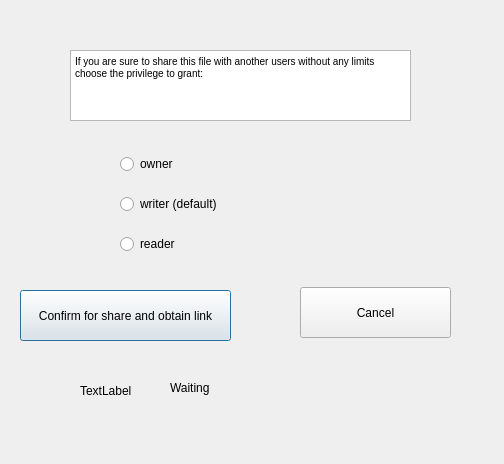
This is GUI/SymposiumGui/activealwayslink.ui in RickZack/Symposium as Qt 5 draws it before an edit. The edited form follows.
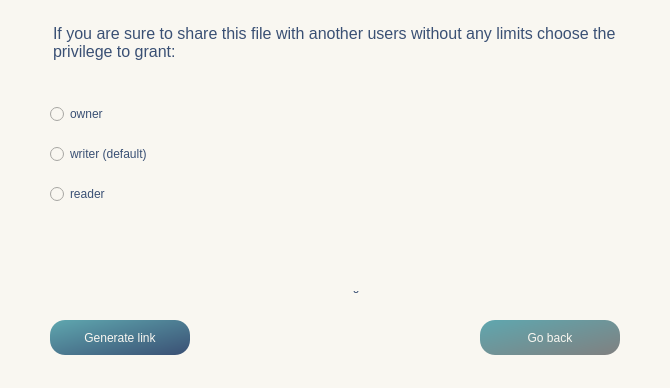
This is the edited form. Icons and pictures are not drawn.

Patch:
```diff
--- a/GUI/SymposiumGui/activealwayslink.ui
+++ b/GUI/SymposiumGui/activealwayslink.ui
@@ -6,35 +6,49 @@
    <rect>
     <x>0</x>
     <y>0</y>
-    <width>504</width>
-    <height>464</height>
+    <width>670</width>
+    <height>388</height>
    </rect>
   </property>
   <property name="windowTitle">
-   <string>Dialog</string>
+   <string>Activate all link</string>
+  </property>
+  <property name="windowIcon">
+   <iconset resource="resources.qrc">
+    <normaloff>:/icon/logo1.png</normaloff>:/icon/logo1.png</iconset>
+  </property>
+  <property name="styleSheet">
+   <string notr="true">background-color: rgb(249, 247, 241); </string>
   </property>
   <widget class="QTextBrowser" name="textBrowser">
    <property name="geometry">
     <rect>
-     <x>70</x>
-     <y>50</y>
-     <width>341</width>
-     <height>71</height>
+     <x>49</x>
+     <y>20</y>
+     <width>572</width>
+     <height>61</height>
     </rect>
    </property>
+   <property name="styleSheet">
+    <string notr="true">border: none;
+text-align: center;
+font: &quot;Baskerville Old Face&quot;;
+color: rgb(58, 80, 116); 
+</string>
+   </property>
    <property name="html">
     <string>&lt;!DOCTYPE HTML PUBLIC &quot;-//W3C//DTD HTML 4.0//EN&quot; &quot;http://www.w3.org/TR/REC-html40/strict.dtd&quot;&gt;
 &lt;html&gt;&lt;head&gt;&lt;meta name=&quot;qrichtext&quot; content=&quot;1&quot; /&gt;&lt;style type=&quot;text/css&quot;&gt;
 p, li { white-space: pre-wrap; }
 &lt;/style&gt;&lt;/head&gt;&lt;body style=&quot; font-family:'MS Shell Dlg 2'; font-size:7.8pt; font-weight:400; font-style:normal;&quot;&gt;
-&lt;p style=&quot; margin-top:0px; margin-bottom:0px; margin-left:0px; margin-right:0px; -qt-block-indent:0; text-indent:0px;&quot;&gt;If you are sure to share this file with another users without any limits choose the privilege to grant:&lt;/p&gt;&lt;/body&gt;&lt;/html&gt;</string>
+&lt;p style=&quot; margin-top:0px; margin-bottom:0px; margin-left:0px; margin-right:0px; -qt-block-indent:0; text-indent:0px;&quot;&gt;&lt;span style=&quot; font-size:12pt;&quot;&gt;If you are sure to share this file with another users without any limits choose the privilege to grant:&lt;/span&gt;&lt;/p&gt;&lt;/body&gt;&lt;/html&gt;</string>
    </property>
   </widget>
   <widget class="QWidget" name="verticalLayoutWidget">
    <property name="geometry">
     <rect>
-     <x>120</x>
-     <y>140</y>
+     <x>50</x>
+     <y>90</y>
      <width>211</width>
      <height>131</height>
     </rect>
@@ -42,6 +56,10 @@
    <layout class="QVBoxLayout" name="verticalLayout">
     <item>
      <widget class="QRadioButton" name="owner">
+      <property name="styleSheet">
+       <string notr="true">font: 12pt &quot;Baskerville Old Face&quot;;
+color: rgb(58, 80, 116); </string>
+      </property>
       <property name="text">
        <string>owner</string>
       </property>
@@ -49,6 +67,10 @@
     </item>
     <item>
      <widget class="QRadioButton" name="writer">
+      <property name="styleSheet">
+       <string notr="true">font: 12pt &quot;Baskerville Old Face&quot;;
+color: rgb(58, 80, 116); </string>
+      </property>
       <property name="text">
        <string>writer (default)</string>
       </property>
@@ -56,6 +78,10 @@
     </item>
     <item>
      <widget class="QRadioButton" name="reader">
+      <property name="styleSheet">
+       <string notr="true">font: 12pt &quot;Baskerville Old Face&quot;;
+color: rgb(58, 80, 116); </string>
+      </property>
       <property name="text">
        <string>reader</string>
       </property>
@@ -66,53 +92,90 @@
   <widget class="QPushButton" name="ok">
    <property name="geometry">
     <rect>
-     <x>20</x>
-     <y>290</y>
-     <width>211</width>
-     <height>51</height>
+     <x>50</x>
+     <y>320</y>
+     <width>140</width>
+     <height>35</height>
     </rect>
    </property>
+   <property name="styleSheet">
+    <string notr="true">background-color: qlineargradient(x1: 0, y1: 0, x2: 1, y2: 1, stop: 0 rgb(95, 167, 175), stop: 1 rgb(58, 80, 116));
+color: rgb(249, 247, 241); 
+font: 14pt &quot;Baskerville Old Face&quot;;
+border-radius:15px;</string>
+   </property>
    <property name="text">
-    <string>Confirm for share and obtain link</string>
+    <string>Generate link</string>
    </property>
   </widget>
   <widget class="QPushButton" name="cancel">
    <property name="geometry">
     <rect>
-     <x>300</x>
-     <y>287</y>
-     <width>151</width>
-     <height>51</height>
+     <x>480</x>
+     <y>320</y>
+     <width>140</width>
+     <height>35</height>
     </rect>
    </property>
+   <property name="styleSheet">
+    <string notr="true">background-color: qlineargradient(x1: 0, y1: 0, x2: 1, y2: 1, stop: 0 rgb(95, 167, 175), stop: 1 grey);
+color: rgb(249, 247, 241); 
+font: 14pt &quot;Baskerville Old Face&quot;;
+border-radius:15px;</string>
+   </property>
    <property name="text">
-    <string>Cancel</string>
+    <string>Go back</string>
    </property>
   </widget>
   <widget class="QLabel" name="gif">
    <property name="geometry">
     <rect>
-     <x>80</x>
-     <y>360</y>
-     <width>55</width>
+     <x>230</x>
+     <y>240</y>
+     <width>61</width>
      <height>61</height>
     </rect>
    </property>
    <property name="text">
-    <string>TextLabel</string>
+    <string/>
    </property>
   </widget>
   <widget class="QLabel" name="waiting">
    <property name="geometry">
     <rect>
-     <x>170</x>
-     <y>380</y>
-     <width>141</width>
-     <height>16</height>
+     <x>320</x>
+     <y>270</y>
+     <width>91</width>
+     <height>31</height>
     </rect>
    </property>
+   <property name="styleSheet">
+    <string notr="true">font: 12pt &quot;Baskerville Old Face&quot;;
+color: rgb(58, 80, 116);</string>
+   </property>
    <property name="text">
-    <string>Waiting</string>
+    <string>Waiting...</string>
+   </property>
+  </widget>
+  <widget class="QLabel" name="errorMess">
+   <property name="geometry">
+    <rect>
+     <x>40</x>
+     <y>270</y>
+     <width>590</width>
+     <height>21</height>
+    </rect>
+   </property>
+   <property name="styleSheet">
+    <string notr="true">font: 11pt &quot;Baskerville Old Face&quot;;
+color: red; 
+text-align:center;</string>
+   </property>
+   <property name="text">
+    <string/>
+   </property>
+   <property name="alignment">
+    <set>Qt::AlignCenter</set>
    </property>
   </widget>
  </widget>
```
Left out of the diff: 4 changed lines with no effect on the pictures.
